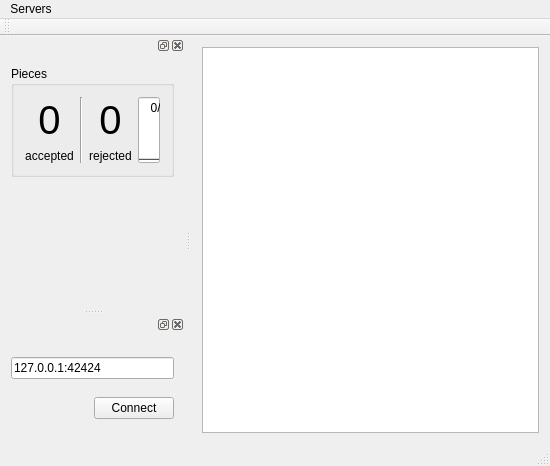
modSquad/cmmai, file WindowClient/mainwindow.ui: the form before one commit.
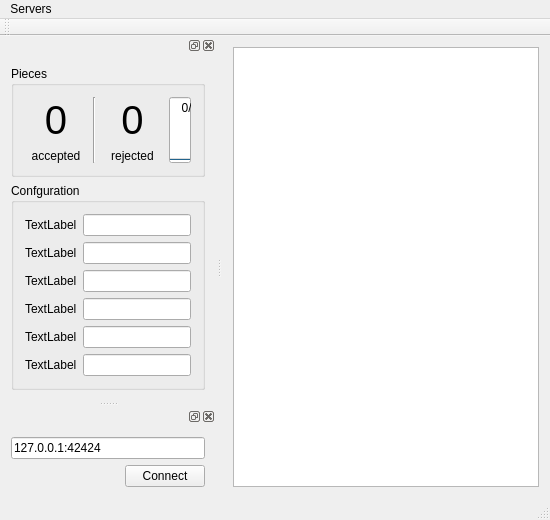
The form after the commit.

Diff of the .ui file:
```diff
--- a/WindowClient/mainwindow.ui
+++ b/WindowClient/mainwindow.ui
@@ -15,13 +15,40 @@
   </property>
   <widget class="QWidget" name="centralWidget">
    <layout class="QGridLayout" name="gridLayout">
-    <item row="0" column="0">
-     <widget class="QListView" name="LogView">
+    <item row="0" column="1">
+     <widget class="QListWidget" name="LogView">
+      <property name="frameShape">
+       <enum>QFrame::StyledPanel</enum>
+      </property>
+      <property name="frameShadow">
+       <enum>QFrame::Sunken</enum>
+      </property>
       <property name="lineWidth">
        <number>1</number>
       </property>
-      <property name="viewMode">
-       <enum>QListView::ListMode</enum>
+      <property name="midLineWidth">
+       <number>0</number>
+      </property>
+      <property name="alternatingRowColors">
+       <bool>true</bool>
+      </property>
+      <property name="movement">
+       <enum>QListView::Static</enum>
+      </property>
+      <property name="flow">
+       <enum>QListView::TopToBottom</enum>
+      </property>
+      <property name="isWrapping" stdset="0">
+       <bool>false</bool>
+      </property>
+      <property name="resizeMode">
+       <enum>QListView::Adjust</enum>
+      </property>
+      <property name="layoutMode">
+       <enum>QListView::SinglePass</enum>
+      </property>
+      <property name="spacing">
+       <number>0</number>
       </property>
       <property name="uniformItemSizes">
        <bool>false</bool>
@@ -62,7 +89,7 @@
    </attribute>
    <widget class="QWidget" name="dockWidgetContents">
     <layout class="QGridLayout" name="gridLayout_2">
-     <item row="11" column="0">
+     <item row="12" column="0">
       <spacer name="verticalSpacer">
        <property name="orientation">
         <enum>Qt::Vertical</enum>
@@ -181,6 +208,99 @@
        </layout>
       </widget>
      </item>
+     <item row="11" column="0">
+      <widget class="QGroupBox" name="configurationLayout">
+       <property name="title">
+        <string>Confguration</string>
+       </property>
+       <layout class="QVBoxLayout" name="verticalLayout">
+        <item>
+         <layout class="QHBoxLayout" name="triggerLayout">
+          <item>
+           <widget class="QLabel" name="triggerLabel">
+            <property name="text">
+             <string>TextLabel</string>
+            </property>
+           </widget>
+          </item>
+          <item>
+           <widget class="QLineEdit" name="trigger"/>
+          </item>
+         </layout>
+        </item>
+        <item>
+         <layout class="QHBoxLayout" name="OperatorCodeLayout_3">
+          <item>
+           <widget class="QLabel" name="operatoCodeLabel_3">
+            <property name="text">
+             <string>TextLabel</string>
+            </property>
+           </widget>
+          </item>
+          <item>
+           <widget class="QLineEdit" name="operatorCode_3"/>
+          </item>
+         </layout>
+        </item>
+        <item>
+         <layout class="QHBoxLayout" name="OperatorCodeLayout_4">
+          <item>
+           <widget class="QLabel" name="operatoCodeLabel_4">
+            <property name="text">
+             <string>TextLabel</string>
+            </property>
+           </widget>
+          </item>
+          <item>
+           <widget class="QLineEdit" name="operatorCode_4"/>
+          </item>
+         </layout>
+        </item>
+        <item>
+         <layout class="QHBoxLayout" name="OperatorCodeLayout">
+          <item>
+           <widget class="QLabel" name="operatoCodeLabel">
+            <property name="text">
+             <string>TextLabel</string>
+            </property>
+           </widget>
+          </item>
+          <item>
+           <widget class="QLineEdit" name="operatorCode"/>
+          </item>
+         </layout>
+        </item>
+        <item>
+         <layout class="QHBoxLayout" name="OperatorCodeLayout_6">
+          <item>
+           <widget class="QLabel" name="operatoCodeLabel_6">
+            <property name="text">
+             <string>TextLabel</string>
+            </property>
+           </widget>
+          </item>
+          <item>
+           <widget class="QLineEdit" name="operatorCode_6"/>
+          </item>
+         </layout>
+        </item>
+        <item>
+         <layout class="QHBoxLayout" name="OperatorCodeLayout_5">
+          <item>
+           <widget class="QLabel" name="operatoCodeLabel_5">
+            <property name="text">
+             <string>TextLabel</string>
+            </property>
+           </widget>
+          </item>
+          <item>
+           <widget class="QLineEdit" name="operatorCode_5"/>
+          </item>
+         </layout>
+        </item>
+       </layout>
+      </widget>
+     </item>
     </layout>
    </widget>
   </widget>
```
